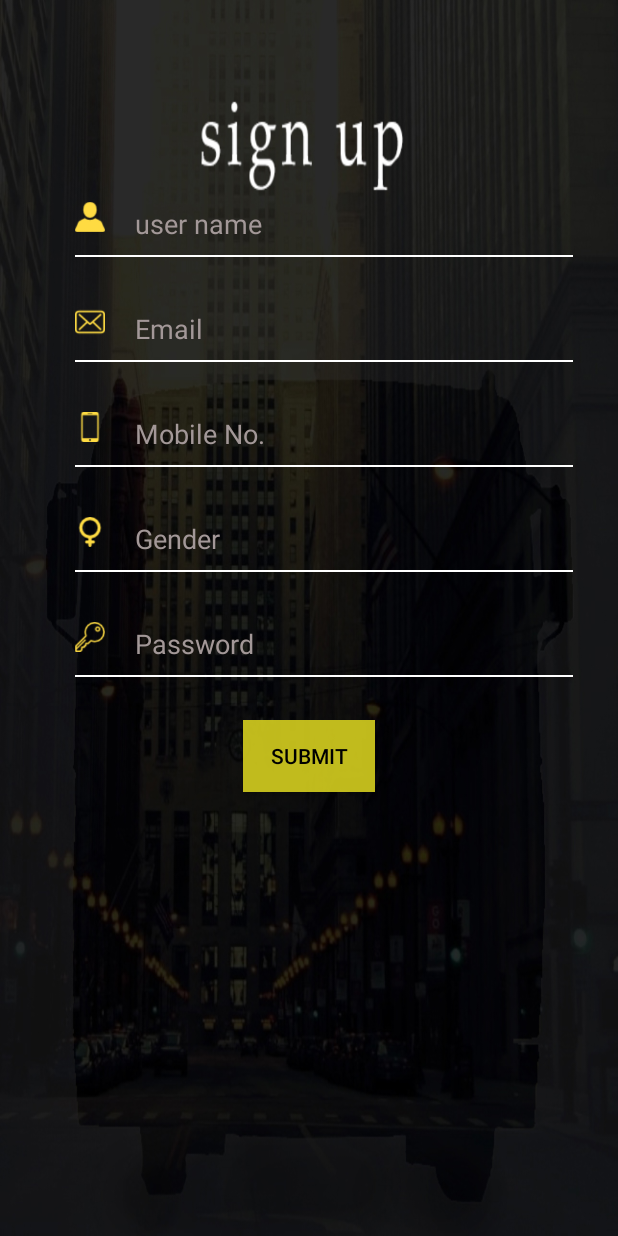
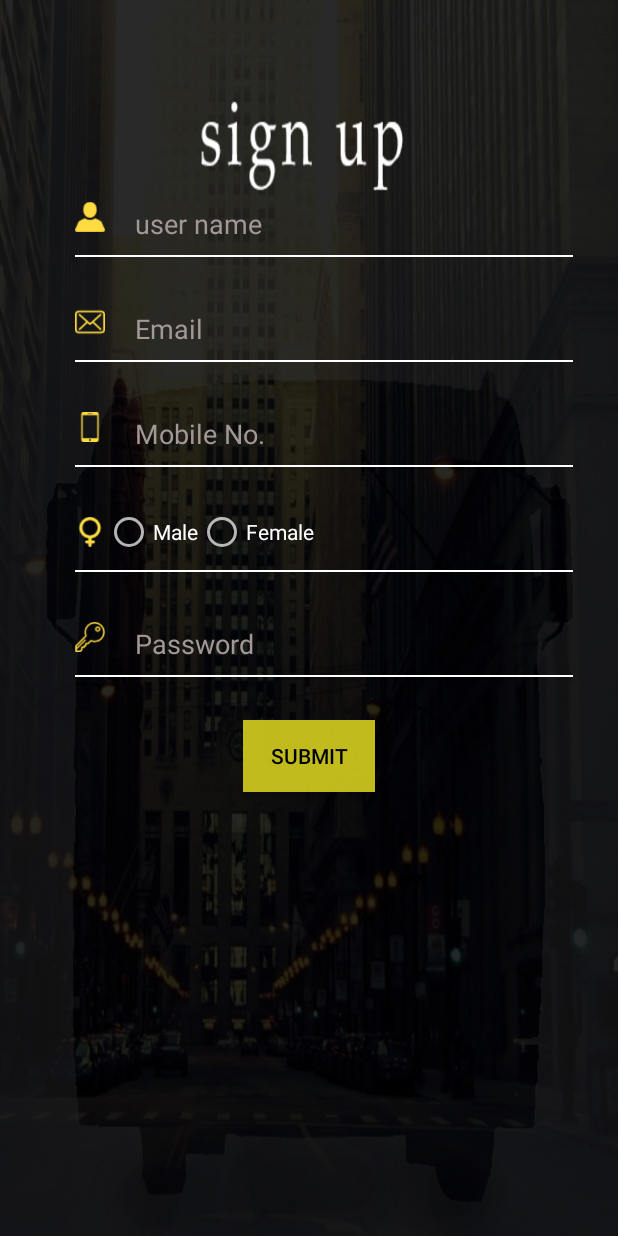
Before and after one commit to mohit2811/brtc_user, an Android app: the screen it shows after launch (signup), after a tap on "create an account", on a phone screen of 412 x 824 dp. Run offline under Robolectric (Android 15) with nearby library versions, the light colour scheme and no system bars; our stand-ins replace Firebase (no records; nobody signed in at launch, a user with empty details on screens opened directly), Volley; 1 other tap on this screen came first.

Commit message:
first commit

```diff
--- a/app/src/main/java/com/example/laptophp/myapplication/Search_Stop.java
+++ b/app/src/main/java/com/example/laptophp/myapplication/Search_Stop.java
@@ -25,10 +25,7 @@ import com.google.firebase.database.ValueEventListener;
 
 import java.util.ArrayList;
 
-import tech.inception.admin.sampledata.createbuss;
-import tech.inception.admin.sampledata.createroute;
-import tech.inception.admin.sampledata.createstop;
-import tech.inception.admin.sampledata.createtime;
+
 
 public class Search_Stop extends AppCompatActivity {
     ArrayList<createtime> time_list;
--- a/app/src/main/java/com/example/laptophp/myapplication/Search_result.java
+++ b/app/src/main/java/com/example/laptophp/myapplication/Search_result.java
@@ -33,7 +33,6 @@ public class Search_result extends AppCompatActivity {
         super.onCreate(savedInstanceState);
         setContentView(R.layout.activity_search_result);
         time_list = new ArrayList<>();
-        stop_id = getIntent().getStringExtra("stop_id");
         route_id = getIntent().getStringExtra("route_id");
         time_recycler = findViewById(R.id.recycler_id);
 
@@ -99,7 +98,7 @@ public class Search_result extends AppCompatActivity {
         @Override
         public view_holder onCreateViewHolder(ViewGroup parent, int viewType) {
 
-            view_holder v = new Search_Stop.view_holder(LayoutInflater.from(parent.getContext()).inflate(R.layout.search_cell, parent, false));
+            view_holder v = new view_holder(LayoutInflater.from(parent.getContext()).inflate(R.layout.search_cell, parent, false));
 
             return v;
         }
@@ -109,7 +108,7 @@ public class Search_result extends AppCompatActivity {
 
 
             final createtime data = time_list.get(position);
-            if (data.routeidd.equals(route_id) && data.stop_id.equals(stop_id)) {
+            if (data.routeidd.equals(route_id)) {
                 get_route(data.routeidd);
                 get_bus(data.bus_id);
                 get_stop(data.stop_id);
--- a/app/src/main/java/com/example/laptophp/myapplication/sampledata/createuser.java
+++ b/app/src/main/java/com/example/laptophp/myapplication/sampledata/createuser.java
@@ -9,7 +9,7 @@ public class createuser {
     public createuser() {
     }
 
-    public createuser(String user_name,String email,String mobile,String gender)
+    public createuser(String email,String gender,String mobile,String user_name)
 
     {
         this.user_name = user_name;
--- a/app/src/main/java/com/example/laptophp/myapplication/signin.java
+++ b/app/src/main/java/com/example/laptophp/myapplication/signin.java
@@ -25,7 +25,7 @@ import org.json.JSONException;
 import org.json.JSONObject;
 
 public class signin extends AppCompatActivity {
-    TextView t1, t2;
+
 
     EditText username_et, password_et;
     Button login;
@@ -34,8 +34,7 @@ public class signin extends AppCompatActivity {
     protected void onCreate(Bundle savedInstanceState) {
         super.onCreate(savedInstanceState);
         setContentView(R.layout.signin);
-        t1 = (TextView) findViewById(R.id.textView1);
-        t2 = (TextView) findViewById(R.id.textView2);
+
         username_et = (EditText) findViewById(R.id.editText1);
         password_et = (EditText) findViewById(R.id.editText2);
         login = (Button) findViewById(R.id.button);
@@ -49,11 +48,6 @@ public class signin extends AppCompatActivity {
     }
 
     public void login(View view) {
-
-        Button b = (Button) view;
-
-        b.setBackgroundColor(Color.DKGRAY);
-
 
         String username = username_et.getText().toString();
 
--- a/app/src/main/java/com/example/laptophp/myapplication/signup.java
+++ b/app/src/main/java/com/example/laptophp/myapplication/signup.java
@@ -7,6 +7,7 @@ import android.util.Patterns;
 import android.view.View;
 import android.widget.EditText;
 import android.widget.RadioButton;
+import android.widget.RadioGroup;
 import android.widget.Toast;
 
 import com.android.volley.DefaultRetryPolicy;
@@ -27,7 +28,7 @@ public class signup extends AppCompatActivity {
 
 
     EditText user_name_et , email_et , mobile_et , password_et ;
-    RadioButton male_radio, female_radio;
+    RadioGroup gender;
 
     @Override
     protected void onCreate(Bundle savedInstanceState) {
@@ -40,8 +41,7 @@ public class signup extends AppCompatActivity {
 
         mobile_et = (EditText) findViewById(R.id.mobile_et);
 
-        male_radio = (RadioButton) findViewById(R.id.male_radio);
-        female_radio = (RadioButton) findViewById(R.id.female_radio);
+        gender =findViewById(R.id.gender);
 
         password_et = (EditText) findViewById(R.id.password_et);
 
@@ -59,7 +59,7 @@ public class signup extends AppCompatActivity {
         String password = password_et.getText().toString();
 
         String pattern = "^(?=.*[0-9])(?=.*[a-z])(?=.*[!@#$%^&*+=?-]).{8,15}$";
-
+        final String genders =((RadioButton)findViewById(gender.getCheckedRadioButtonId())).getText().toString();
         if(user_name.length() < 4 || !user_name.matches("[a-zA-Z ]+"))
         {
 
@@ -83,16 +83,9 @@ public class signup extends AppCompatActivity {
             Toast.makeText(signup.this, "password must contain atleast one alphabet , digit , special character and length must be 8 character", Toast.LENGTH_SHORT).show();
             return;
         }
-        final String gender;
-        String gender1 = null;
-        if (male_radio.isChecked()) {
-            gender1 ="male";
-        }
-        if (female_radio.isChecked()) {
-            gender1 ="female";
-        }
 
-        gender = gender1;
+
+
         FirebaseAuth f_auth = FirebaseAuth.getInstance();
 
         OnCompleteListener<AuthResult> listener = new OnCompleteListener<AuthResult>() {
@@ -102,7 +95,7 @@ public class signup extends AppCompatActivity {
 
                 if (task.isSuccessful()) {
                     Toast.makeText(signup.this, "done", Toast.LENGTH_SHORT).show();
-                    createuser data = new createuser (user_name, email,mobile,gender);
+                    createuser data = new createuser ( email,genders,mobile,user_name);
                     final FirebaseDatabase database = FirebaseDatabase.getInstance();
                     database.getReference().child("user").child(email.replace(".","")).setValue(data);
 
--- a/app/src/main/res/layout/activity_signup.xml
+++ b/app/src/main/res/layout/activity_signup.xml
@@ -153,19 +153,20 @@
             android:src="@drawable/gender"
             android:layout_marginLeft="20dp"
             android:id="@+id/image_venus"/>
-        <EditText
-            android:layout_width="match_parent"
+        <RadioGroup
+            android:layout_width="wrap_content"
             android:layout_height="wrap_content"
-            android:hint="Gender"
-            android:inputType="textPersonName"
-            android:background="@null"
-            android:textColorHint="#a39898"
-            android:textColor="#fff"
-            android:imeOptions="actionNext"
-            android:id="@+id/gender_et"
-            android:layout_marginLeft="20dp"
-            android:layout_marginTop="4dp"
-            />
+            android:orientation="horizontal"
+            android:id="@+id/gender">
+            <RadioButton
+                android:layout_width="wrap_content"
+                android:layout_height="wrap_content"
+                android:text="Male"/>
+            <RadioButton
+                android:layout_width="wrap_content"
+                android:layout_height="wrap_content"
+                android:text="Female"/>
+        </RadioGroup>
     </LinearLayout>
 
     <View
@@ -228,19 +229,5 @@
         android:layout_marginTop="480dp"
         android:onClick="signup"
         android:layout_marginBottom="10dp"/>
-
-
-
-
-
-
-
-
-
-
-
-
-
-
 </RelativeLayout>
     </RelativeLayout>
```
Also changed, not shown: app/src/main/java/com/example/laptophp/myapplication/Profile.java (+5 -9 lines), app/src/main/res/layout/activity_worki.xml (+0 -13 lines).
